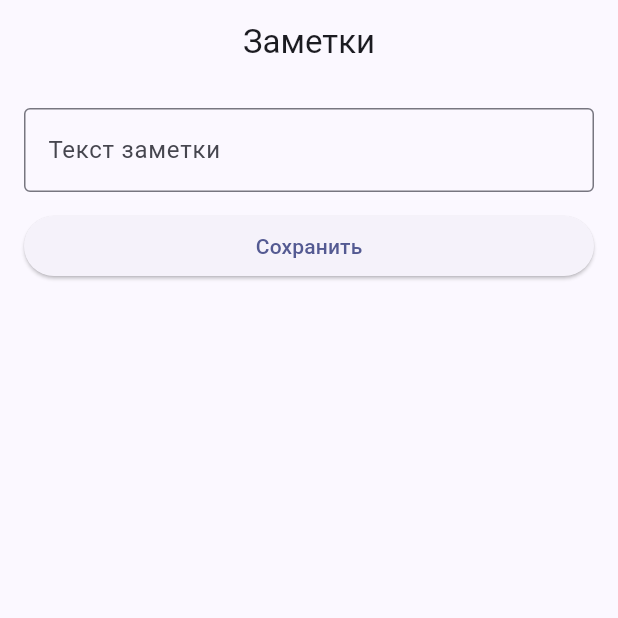
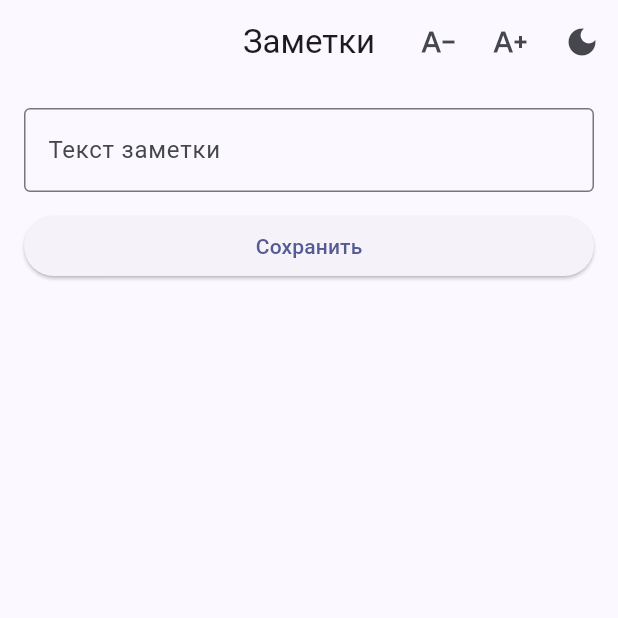
Before and after one commit to m0nkacat/pr2_flutter, a Flutter app: the screen it shows after launch, after a tap on "Сохранить", on a phone screen of 412 x 824 dp, the top half of it. Run offline on Flutter 3.47's test engine with Material 3 defaults, Android fonts, the phone set to English and light mode, and no system bars; our stand-ins replace flutter_bloc.

Commit message:
Move state to Cubit, add theme and font settings, tests

```diff
--- /dev/null
+++ b/lib/cubit/notes_cubit.dart
@@ -0,0 +1,28 @@
+import 'package:flutter_bloc/flutter_bloc.dart';
+
+// Состояние — неизменяемый список заметок
+class NotesCubit extends Cubit<List<String>> {
+  NotesCubit() : super(const []);
+
+  // Добавление новой заметки
+  void addNote(String text) {
+    final note = text.trim();
+    if (note.isEmpty) return;
+    emit([...state, note]);
+  }
+
+  // Редактирование заметки по индексу
+  void editNote(int index, String text) {
+    final note = text.trim();
+    if (note.isEmpty) return;
+    final notes = [...state];
+    notes[index] = note;
+    emit(notes);
+  }
+
+  // Удаление заметки по индексу
+  void deleteNote(int index) {
+    final notes = [...state]..removeAt(index);
+    emit(notes);
+  }
+}
--- /dev/null
+++ b/lib/cubit/theme_cubit.dart
@@ -0,0 +1,25 @@
+import 'package:flutter_bloc/flutter_bloc.dart';
+
+import 'theme_state.dart';
+
+class ThemeCubit extends Cubit<ThemeState> {
+  ThemeCubit() : super(const ThemeState());
+
+  void toggleTheme() {
+    emit(state.copyWith(isDark: !state.isDark));
+  }
+
+  void increaseFont() {
+    if (state.fontScale < 1.4) {
+      emit(state.copyWith(fontScale: _round(state.fontScale + 0.1)));
+    }
+  }
+
+  void decreaseFont() {
+    if (state.fontScale > 0.8) {
+      emit(state.copyWith(fontScale: _round(state.fontScale - 0.1)));
+    }
+  }
+
+  double _round(double value) => (value * 10).round() / 10;
+}
--- /dev/null
+++ b/lib/cubit/theme_state.dart
@@ -0,0 +1,13 @@
+class ThemeState {
+  final bool isDark;
+  final double fontScale;
+
+  const ThemeState({this.isDark = false, this.fontScale = 1.0});
+
+  ThemeState copyWith({bool? isDark, double? fontScale}) {
+    return ThemeState(
+      isDark: isDark ?? this.isDark,
+      fontScale: fontScale ?? this.fontScale,
+    );
+  }
+}
--- a/lib/main.dart
+++ b/lib/main.dart
@@ -1,7 +1,21 @@
 import 'package:flutter/material.dart';
+import 'package:flutter_bloc/flutter_bloc.dart';
+
+import 'cubit/notes_cubit.dart';
+import 'cubit/theme_cubit.dart';
+import 'cubit/theme_state.dart';
 
 void main() {
-  runApp(const NotesApp());
+  // Оба Cubit создаются один раз и доступны всему приложению
+  runApp(
+    MultiBlocProvider(
+      providers: [
+        BlocProvider(create: (_) => ThemeCubit()),
+        BlocProvider(create: (_) => NotesCubit()),
+      ],
+      child: const NotesApp(),
+    ),
+  );
 }
 
 class NotesApp extends StatelessWidget {
@@ -9,6 +23,9 @@ class NotesApp extends StatelessWidget {
 
   @override
   Widget build(BuildContext context) {
+    // Приложение перестраивается при каждом новом состоянии темы
+    return BlocBuilder<ThemeCubit, ThemeState>(
+      builder: (context, themeState) {
         return MaterialApp(
           debugShowCheckedModeBanner: false,
           title: 'Заметки',
@@ -16,7 +33,21 @@ class NotesApp extends StatelessWidget {
             useMaterial3: true,
             colorSchemeSeed: const Color(0xFF5362FF),
           ),
+          darkTheme: ThemeData(
+            useMaterial3: true,
+            colorSchemeSeed: const Color(0xFF5362FF),
+            brightness: Brightness.dark,
+          ),
+          themeMode: themeState.isDark ? ThemeMode.dark : ThemeMode.light,
+          // Масштаб шрифта для всего приложения
+          builder: (context, child) => MediaQuery(
+            data: MediaQuery.of(context)
+                .copyWith(textScaler: TextScaler.linear(themeState.fontScale)),
+            child: child!,
+          ),
           home: const NotesScreen(),
+        );
+      },
     );
   }
 }
@@ -30,35 +61,27 @@ class NotesScreen extends StatefulWidget {
 
 class _NotesScreenState extends State<NotesScreen> {
   final TextEditingController _controller = TextEditingController();
-  final List<String> _notes = [];
 
   // Добавление новой заметки
   void _saveNote() {
-    final text = _controller.text.trim();
-    if (text.isEmpty) return;
-    setState(() {
-      _notes.add(text);
+    context.read<NotesCubit>().addNote(_controller.text);
     _controller.clear();
-    });
   }
 
   // Удаление заметки по индексу
   void _deleteNote(int index) {
-    setState(() {
-      _notes.removeAt(index);
-    });
+    context.read<NotesCubit>().deleteNote(index);
   }
 
   // Редактирование заметки в диалоговом окне
   Future<void> _editNote(int index) async {
+    final cubit = context.read<NotesCubit>();
     final result = await showDialog<String>(
       context: context,
-      builder: (context) => EditNoteDialog(initialText: _notes[index]),
+      builder: (context) => EditNoteDialog(initialText: cubit.state[index]),
     );
-    if (result != null && result.isNotEmpty) {
-      setState(() {
-        _notes[index] = result;
-      });
+    if (result != null) {
+      cubit.editNote(index, result);
     }
   }
 
@@ -74,6 +97,27 @@ class _NotesScreenState extends State<NotesScreen> {
       appBar: AppBar(
         title: const Text('Заметки'),
         centerTitle: true,
+        actions: [
+          IconButton(
+            icon: const Icon(Icons.text_decrease),
+            tooltip: 'Уменьшить шрифт',
+            onPressed: () => context.read<ThemeCubit>().decreaseFont(),
+          ),
+          IconButton(
+            icon: const Icon(Icons.text_increase),
+            tooltip: 'Увеличить шрифт',
+            onPressed: () => context.read<ThemeCubit>().increaseFont(),
+          ),
+          IconButton(
+            icon: Icon(
+              context.watch<ThemeCubit>().state.isDark
+                  ? Icons.light_mode
+                  : Icons.dark_mode,
+            ),
+            tooltip: 'Сменить тему',
+            onPressed: () => context.read<ThemeCubit>().toggleTheme(),
+          ),
+        ],
       ),
       body: Padding(
         padding: const EdgeInsets.all(16),
@@ -100,16 +144,17 @@ class _NotesScreenState extends State<NotesScreen> {
             ),
             const SizedBox(height: 16),
 
-            // Список заметок
+            // Список заметок перестраивается при каждом новом состоянии NotesCubit
             Expanded(
-              child: _notes.isEmpty
+              child: BlocBuilder<NotesCubit, List<String>>(
+                builder: (context, notes) => notes.isEmpty
                     ? const Center(child: Text('Заметок пока нет'))
                     : ListView.builder(
-                      itemCount: _notes.length,
+                        itemCount: notes.length,
                         itemBuilder: (context, index) {
                           return Card(
                             child: ListTile(
-                            title: Text(_notes[index]),
+                              title: Text(notes[index]),
                               trailing: Row(
                                 mainAxisSize: MainAxisSize.min,
                                 children: [
@@ -130,6 +175,7 @@ class _NotesScreenState extends State<NotesScreen> {
                         },
                       ),
               ),
+            ),
           ],
         ),
       ),
@@ -148,8 +194,9 @@ class EditNoteDialog extends StatefulWidget {
 }
 
 class _EditNoteDialogState extends State<EditNoteDialog> {
-  late final TextEditingController _controller =
-      TextEditingController(text: widget.initialText);
+  late final TextEditingController _controller = TextEditingController(
+    text: widget.initialText,
+  );
 
   @override
   void dispose() {
--- a/pubspec.yaml
+++ b/pubspec.yaml
@@ -9,6 +9,7 @@ environment:
 dependencies:
   flutter:
     sdk: flutter
+  flutter_bloc: ^9.1.1
 
 dev_dependencies:
   flutter_test:
```
Also changed, not shown: pubspec.lock, 3 other files. Lines whose indentation alone changed are shown as unchanged.
